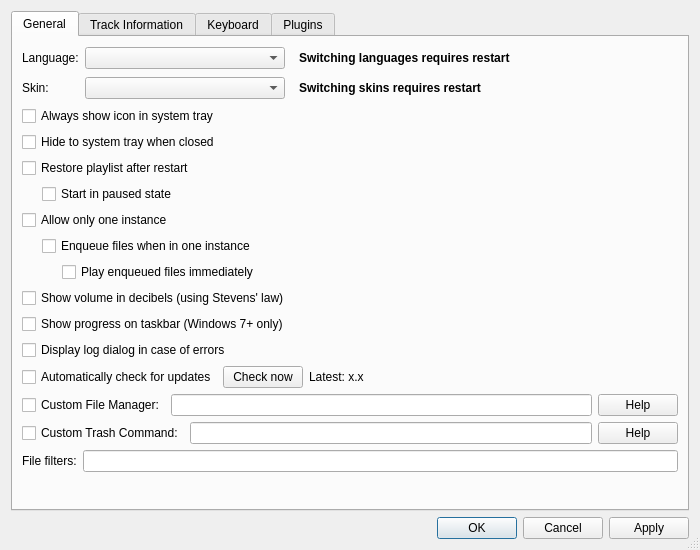
First picture: the form in src/preferencesDialog.ui, repository nulloy/nulloy, before the edit.
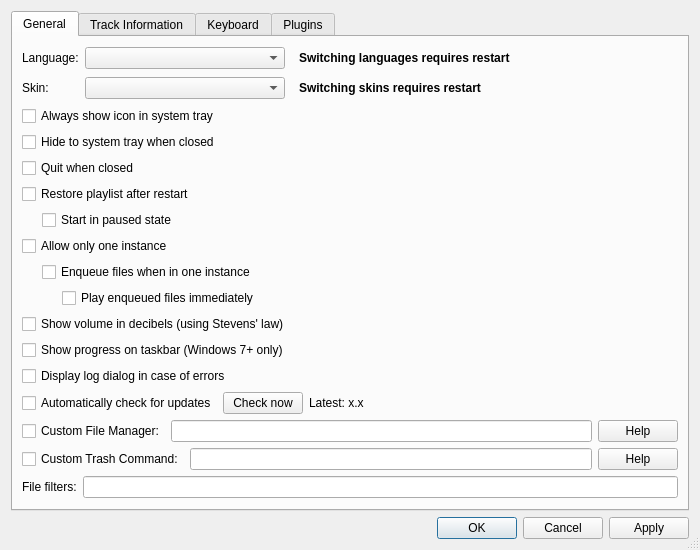
Second picture: the form after the edit. Custom widgets are drawn as their Qt base class.

Commit message: fix #173: macos: option to quit when window closed

Patch:
```diff
--- a/src/preferencesDialog.ui
+++ b/src/preferencesDialog.ui
@@ -191,7 +191,11 @@
             </layout>
            </item>
            <item>
+            <widget class="QWidget" name="minimizeToTrayContainer" native="true">
             <layout class="QHBoxLayout" name="horizontalLayout_12">
+                <property name="margin">
+                <number>0</number>
+                </property>
              <item>
               <widget class="QCheckBox" name="minimizeToTrayCheckBox">
                <property name="text">
@@ -200,6 +204,23 @@
               </widget>
              </item>
             </layout>
+            </widget>
+           </item>
+           <item>
+            <widget class="QWidget" name="quitOnCloseContainer" native="true">
+             <layout class="QHBoxLayout" name="horizontalLayout_17">
+              <property name="margin">
+               <number>0</number>
+              </property>
+              <item>
+               <widget class="QCheckBox" name="quitOnCloseCheckBox">
+                <property name="text">
+                 <string>Quit when closed</string>
+                </property>
+               </widget>
+              </item>
+             </layout>
+            </widget>
            </item>
            <item>
             <layout class="QHBoxLayout" name="horizontalLayout_11">
```
Lines whose indentation alone changed are shown as unchanged. The commit also changes 3 other files.
